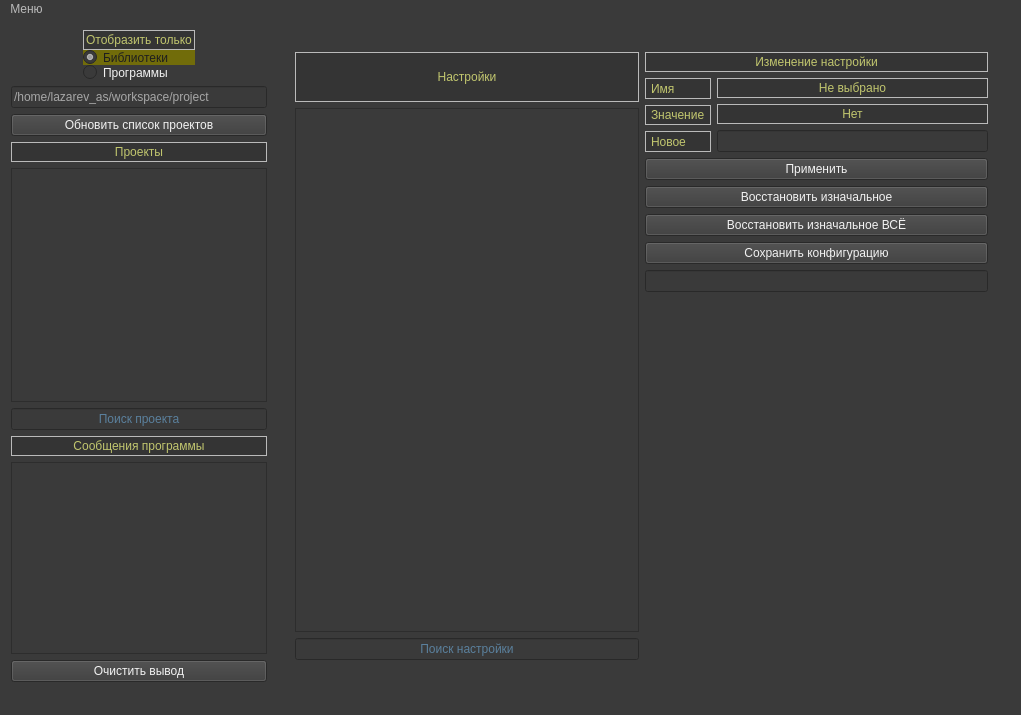
Before: the Qt Designer form src/gui/mainwindow.ui in VinTRiZz/ProjectUtility, drawn with Qt 5.
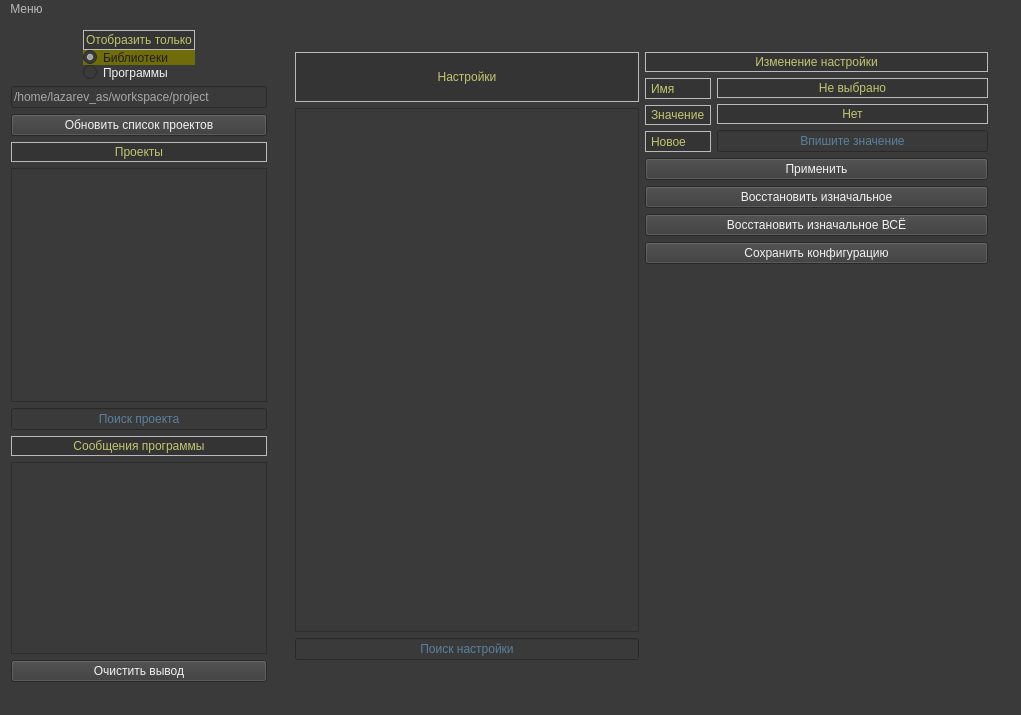
After: the same form once the commit is applied.

Commit message: Prohibited not number inserting to int settings

The edit to the form file:
```diff
--- a/src/gui/mainwindow.ui
+++ b/src/gui/mainwindow.ui
@@ -939,7 +939,14 @@
                   </widget>
                  </item>
                  <item>
-                  <widget class="QLineEdit" name="settingValue_lineEdit"/>
+                  <widget class="QLineEdit" name="settingValue_lineEdit">
+                   <property name="alignment">
+                    <set>Qt::AlignCenter</set>
+                   </property>
+                   <property name="placeholderText">
+                    <string>Впишите значение</string>
+                   </property>
+                  </widget>
                  </item>
                 </layout>
                </item>
@@ -973,9 +980,6 @@
                </property>
               </widget>
              </item>
-             <item>
-              <widget class="QLineEdit" name="settingsSaveFile_lineEdit"/>
-             </item>
             </layout>
            </item>
           </layout>
```
Left out of the diff: 15 changed lines with no effect on the pictures. The commit also changes 4 other files.
